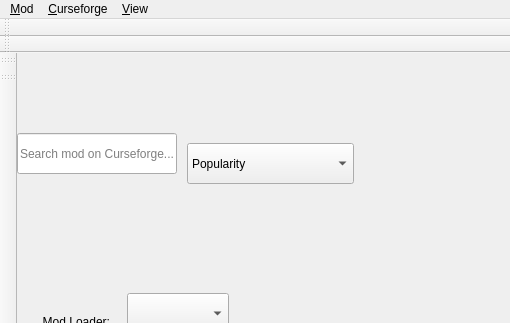
kaniol-lck/modmanager, file src/ui/curseforge/curseforgemodbrowser.ui: the form before one commit; both pictures show x 0 to 510 and y 0 to 323 of the 800 by 600 pixel window.
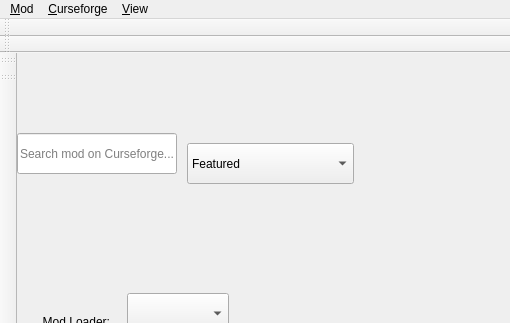
The form after the commit. Icons and pictures are not drawn. Custom widgets are drawn as their Qt base class.

```diff
--- a/src/ui/curseforge/curseforgemodbrowser.ui
+++ b/src/ui/curseforge/curseforgemodbrowser.ui
@@ -68,6 +68,11 @@
       <height>41</height>
      </rect>
     </property>
+    <item>
+     <property name="text">
+      <string>Featured</string>
+     </property>
+    </item>
     <item>
      <property name="text">
       <string>Popularity</string>
```
Left out of the diff: 22 changed lines with no effect on the pictures.
